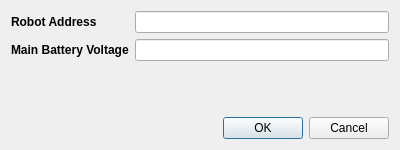
This is ui/settings_dialog.ui in ArPiRobot/ArPiRobot-DriveStation as Qt 5 draws it before an edit. The edited form follows.
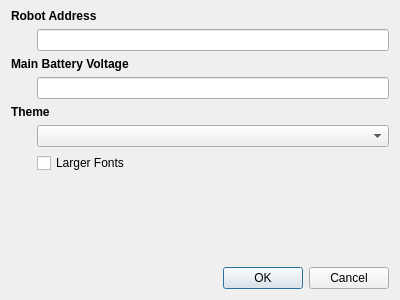
This is the edited form.

Commit message: Added three color schemes with option for larger font

Diff of the .ui file:
```diff
--- a/ui/settings_dialog.ui
+++ b/ui/settings_dialog.ui
@@ -7,7 +7,7 @@
     <x>0</x>
     <y>0</y>
     <width>400</width>
-    <height>150</height>
+    <height>300</height>
    </rect>
   </property>
   <property name="windowTitle">
@@ -17,25 +17,35 @@
    <string notr="true"/>
   </property>
   <layout class="QGridLayout" name="gridLayout">
-   <item row="2" column="0" colspan="2">
-    <widget class="QWidget" name="widget" native="true"/>
+   <property name="topMargin">
+    <number>9</number>
+   </property>
+   <item row="1" column="0">
+    <widget class="QWidget" name="widget" native="true">
+     <property name="minimumSize">
+      <size>
+       <width>20</width>
+       <height>0</height>
+      </size>
+     </property>
+    </widget>
    </item>
    <item row="1" column="1">
-    <widget class="QLineEdit" name="txt_bat_voltage"/>
+    <widget class="QLineEdit" name="txt_robot_address"/>
    </item>
-   <item row="0" column="0">
-    <widget class="QLabel" name="label">
+   <item row="2" column="0" colspan="2">
+    <widget class="QLabel" name="label_2">
      <property name="font">
       <font>
        <bold>true</bold>
       </font>
      </property>
      <property name="text">
-      <string>Robot Address</string>
+      <string>Main Battery Voltage</string>
      </property>
     </widget>
    </item>
-   <item row="3" column="0" colspan="2">
+   <item row="8" column="1">
     <widget class="QDialogButtonBox" name="buttonBox">
      <property name="styleSheet">
       <string notr="true">QPushButton{
@@ -50,18 +60,53 @@
      </property>
     </widget>
    </item>
-   <item row="0" column="1">
-    <widget class="QLineEdit" name="txt_robot_address"/>
+   <item row="7" column="1">
+    <spacer name="vspacer">
+     <property name="orientation">
+      <enum>Qt::Vertical</enum>
+     </property>
+     <property name="sizeHint" stdset="0">
+      <size>
+       <width>20</width>
+       <height>40</height>
+      </size>
+     </property>
+    </spacer>
    </item>
-   <item row="1" column="0">
-    <widget class="QLabel" name="label_2">
+   <item row="5" column="1">
+    <widget class="QComboBox" name="combox_themes"/>
+   </item>
+   <item row="4" column="0" colspan="2">
+    <widget class="QLabel" name="label_3">
      <property name="font">
       <font>
        <bold>true</bold>
       </font>
      </property>
      <property name="text">
-      <string>Main Battery Voltage</string>
+      <string>Theme</string>
+     </property>
+    </widget>
+   </item>
+   <item row="0" column="0" colspan="2">
+    <widget class="QLabel" name="label">
+     <property name="font">
+      <font>
+       <bold>true</bold>
+      </font>
+     </property>
+     <property name="text">
+      <string>Robot Address</string>
+     </property>
+    </widget>
+   </item>
+   <item row="3" column="1">
+    <widget class="QLineEdit" name="txt_bat_voltage"/>
+   </item>
+   <item row="6" column="1">
+    <widget class="QCheckBox" name="chbox_larger_font">
+     <property name="text">
+      <string>Larger Fonts</string>
      </property>
     </widget>
    </item>
```
The commit also changes 9 other files.
